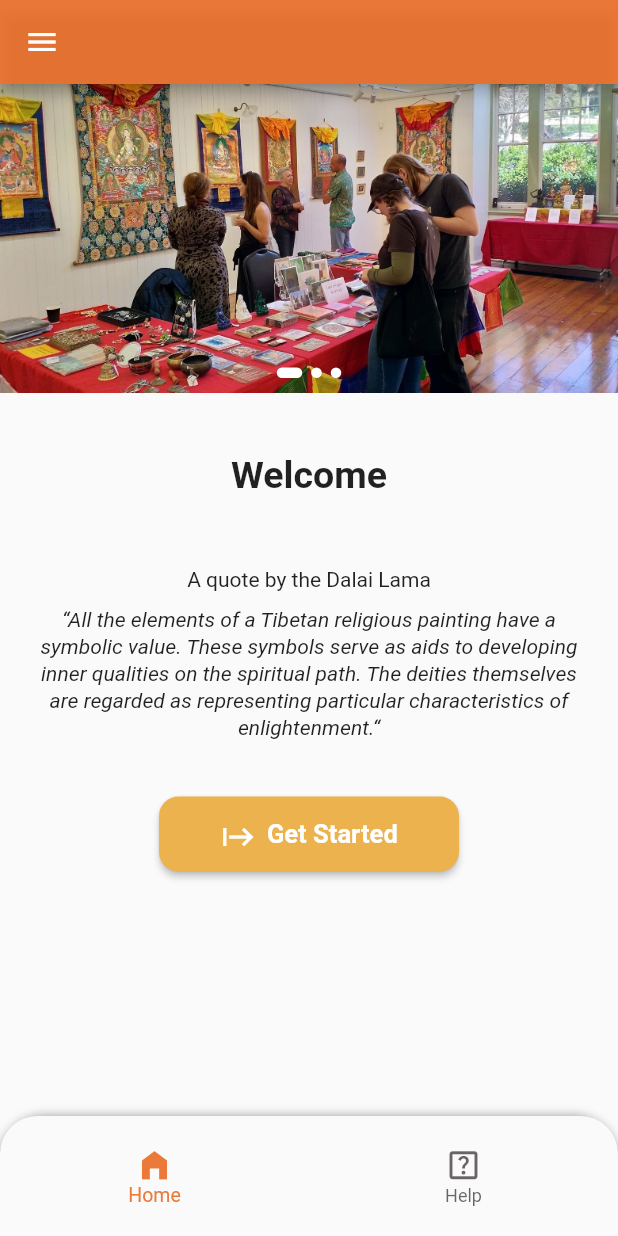
After one commit to TashiP1/Buddhist_painting_recognition_app, a Flutter app: the screen it shows after launch, on a phone screen of 412 x 824 dp. The commit adds this screen. Run offline on Flutter 3.47's test engine with Material 2 defaults, Android fonts, the phone set to English and light mode, and no system bars; drawn by our look-alikes of carousel_slider; our stand-ins replace flutter_spinkit, flutter_svg.

Commit message:
Complete draft dashboard

```diff
--- a/assets/labels.txt
+++ /dev/null
@@ -1,2 +0,0 @@
-0 with_mask
-1 without_mask
--- a/lib/main.dart
+++ b/lib/main.dart
@@ -5,10 +5,8 @@ import 'package:flutter_spinkit/flutter_spinkit.dart';
 import 'package:flutter_svg/flutter_svg.dart';
 import 'background.dart';
 
-import 'dart:io';
-import 'package:image_picker/image_picker.dart';
-import 'package:tflite/tflite.dart';
-
+import 'ui_design/Help.dart';
+import 'ui_design/dashboard.dart';
 
 void main() {
   runApp(const MyApp());
@@ -42,7 +40,7 @@ class _SplashScreenState extends State<SplashScreen> {
       Navigator.of(context).pushReplacement(
         PageRouteBuilder(
           pageBuilder: (context, _, __) => const HomeScreen(),
-          transitionDuration: const Duration(milliseconds: 900),
+          transitionDuration: const Duration(milliseconds: 3000),
           transitionsBuilder: (_, animation, __, child) {
             return FadeTransition(
               opacity: animation,
@@ -101,7 +99,7 @@ class _SplashScreenState extends State<SplashScreen> {
                   height: 20,
                 ),
                 SpinKitThreeInOut(
-                  size: 40.0,
+                  size: 30.0,
                   duration: const Duration(seconds: 1),
                   itemBuilder: (BuildContext context, int index) {
                     return DecoratedBox(
@@ -145,19 +143,55 @@ class _SplashScreenState extends State<SplashScreen> {
 
 // HomScreen section
 
-class HomeScreen extends StatelessWidget {
+class HomeScreen extends StatefulWidget {
   const HomeScreen({super.key});
 
   @override
+  State<HomeScreen> createState() => _HomeScreenState();
+}
+
+class _HomeScreenState extends State<HomeScreen> {
+  int currentIndex = 0;
+  final screens = [
+    const dashboard(),
+    const help(),
+  ];
+  @override
   Widget build(BuildContext context) {
     return Scaffold(
-      body: SizedBox(
-        width: double.infinity,
-        child: Column(
-          mainAxisAlignment: MainAxisAlignment.center,
-          children: const [
-            Text('Hello world'),
+      body: screens[currentIndex],
+      bottomNavigationBar: Container(
+        height: 80,
+        decoration: const BoxDecoration(
+          borderRadius: BorderRadius.only(
+              topRight: Radius.circular(30), topLeft: Radius.circular(30)),
+          boxShadow: [
+            BoxShadow(color: Colors.black38, spreadRadius: 0, blurRadius: 5),
           ],
+        ),
+        child: ClipRRect(
+          borderRadius: const BorderRadius.only(
+            topLeft: Radius.circular(25.0),
+            topRight: Radius.circular(25.0),
+          ),
+          child: BottomNavigationBar(
+            selectedItemColor: const Color.fromARGB(225, 232, 104, 32),
+            unselectedItemColor: const Color.fromARGB(179, 43, 38, 38),
+            iconSize: 25,
+            selectedFontSize: 13,
+            currentIndex: currentIndex,
+            onTap: (index) => setState(() => currentIndex = index),
+            items: const [
+              BottomNavigationBarItem(
+                icon: Icon(Icons.home_filled),
+                label: 'Home',
+              ),
+              BottomNavigationBarItem(
+                icon: Icon(Icons.help_center_outlined),
+                label: 'Help',
+              ),
+            ],
+          ),
         ),
       ),
     );
--- /dev/null
+++ b/lib/ui_design/dashboard.dart
@@ -0,0 +1,190 @@
+import 'package:buddhist_painting_recognition_app/Detection/detection.dart';
+import 'package:flutter/material.dart';
+import 'package:carousel_slider/carousel_slider.dart';
+
+class dashboard extends StatefulWidget {
+  const dashboard({super.key});
+
+  @override
+  State<dashboard> createState() => _dashboardState();
+}
+
+class _dashboardState extends State<dashboard> {
+  List imageList = [
+    {"id": 1, "image_path": 'assets/slider.jpg'},
+    {"id": 2, "image_path": 'assets/slider1.jpg'},
+    {"id": 3, "image_path": 'assets/slider0.png'}
+  ];
+  final CarouselController carouselController = CarouselController();
+  int currentIndex = 0;
+
+  @override
+  Widget build(BuildContext context) {
+    return Scaffold(
+      appBar: AppBar(
+        backgroundColor: const Color.fromARGB(225, 232, 104, 32),
+      ),
+      body: Column(children: [
+        Stack(
+          children: [
+            InkWell(
+              child: CarouselSlider(
+                items: imageList
+                    .map(
+                      (item) => Image.asset(
+                        item['image_path'],
+                        fit: BoxFit.cover,
+                        width: double.infinity,
+                      ),
+                    )
+                    .toList(),
+                carouselController: carouselController,
+                options: CarouselOptions(
+                  scrollPhysics: const BouncingScrollPhysics(),
+                  autoPlayInterval: const Duration(seconds: 8),
+                  autoPlayAnimationDuration: const Duration(milliseconds: 2000),
+                  autoPlay: true,
+                  aspectRatio: 2,
+                  viewportFraction: 1,
+                  onPageChanged: (index, reason) {
+                    setState(() {
+                      currentIndex = index;
+                    });
+                  },
+                ),
+              ),
+            ),
+            Positioned(
+              bottom: 10,
+              left: 0,
+              right: 0,
+              child: Row(
+                mainAxisAlignment: MainAxisAlignment.center,
+                children: imageList.asMap().entries.map((entry) {
+                  return GestureDetector(
+                    onTap: () => carouselController.animateToPage(entry.key),
+                    child: Container(
+                      width: currentIndex == entry.key ? 17 : 7,
+                      height: 7.0,
+                      margin: const EdgeInsets.symmetric(
+                        horizontal: 3.0,
+                      ),
+                      decoration: BoxDecoration(
+                          borderRadius: BorderRadius.circular(10),
+                          color: currentIndex == entry.key
+                              ? Colors.white
+                              : Colors.white),
+                    ),
+                  );
+                }).toList(),
+              ),
+            ),
+          ],
+        ),
+        const SizedBox(
+          height: 40,
+        ),
+        const Text(
+          "Welcome",
+          style: TextStyle(
+            fontSize: 25.0,
+            fontWeight: FontWeight.bold,
+          ),
+        ),
+        const SizedBox(
+          height: 30,
+        ),
+        Container(
+            margin: const EdgeInsets.all(17),
+            child: Column(
+              children: const [
+                Text("A quote by the Dalai Lama"),
+                SizedBox(
+                  height: 10,
+                ),
+                Text(
+                  "“All the elements of a Tibetan religious painting have a symbolic value. These symbols serve as aids to developing inner qualities on the spiritual path. The deities themselves are regarded as representing particular characteristics of enlightenment.“",
+                  textAlign: TextAlign.center,
+                  style: TextStyle(
+                    fontStyle: FontStyle.italic,
+                    height: 1.3,
+                  ),
+                ),
+              ],
+            )),
+        const SizedBox(
+          height: 20,
+        ),
+        ElevatedButton.icon(
+          icon: const Icon(Icons.start_sharp),
+          label: const Text("Get Started"),
+          onPressed: () {
+            Navigator.push(
+              context,
+              PageRouteBuilder(
+                pageBuilder: (context, _, __) => const detectionpage(),
+                transitionDuration: const Duration(milliseconds: 1000),
+                transitionsBuilder: (_, animation, __, child) {
+                  return SlideTransition(
+                    position: Tween<Offset>(
+                      begin: const Offset(0.0, 1.0),
+                      end: Offset.zero,
+                    ).animate(animation),
+                    child: child,
+                  );
+                },
+              ),
+            );
+          },
+          style: ElevatedButton.styleFrom(
+            padding: const EdgeInsets.all(15.00),
+            fixedSize: const Size(200, 50),
+            backgroundColor: const Color.fromARGB(255, 236, 178, 77),
+            textStyle:
+                const TextStyle(fontSize: 17, fontWeight: FontWeight.bold),
+            shape: RoundedRectangleBorder(
+              borderRadius: BorderRadius.circular(13),
+            ),
+          ),
+        ),
+      ]),
+      drawer: Drawer(
+        child: ListView(
+          padding: EdgeInsets.zero,
+          children: [
+            DrawerHeader(
+                child: Column(
+              children: const [
+                Image(
+                  image: AssetImage("assets/bp_icon.png"),
+                  height: 100,
+                )
+              ],
+            )),
+            ListTile(
+              leading: const Icon(Icons.person),
+              title: const Text(' About us '),
+              onTap: () {
+                Navigator.pop(context);
+              },
+            ),
+            ListTile(
+              leading: const Icon(Icons.settings),
+              title: const Text(' Settings'),
+              onTap: () {
+                Navigator.pop(context);
+              },
+            ),
+            ListTile(
+              leading: const Icon(Icons.rate_review),
+              title: const Text(' Rate us'),
+              onTap: () {
+                Navigator.pop(context);
+              },
+            ),
+          ],
+        ),
+      ),
+    );
+  }
+}
--- a/pubspec.yaml
+++ b/pubspec.yaml
@@ -40,7 +40,8 @@ dependencies:
   video_player: ^2.5.2
   flutter_svg: ^0.22.0
   image_picker: ^0.8.6+4
-  tflite: ^1.1.2
+  carousel_slider: ^4.2.1
+
 
 dev_dependencies:
   flutter_test:
```
Also changed, not shown: lib/Detection/detection.dart (added, +20 -0 lines), lib/ui_design/Help.dart (added, +62 -0 lines), assets/slider.jpg (added), assets/slider0.png (added), assets/slider1.jpg (added), lib/Drawer/Rate.dart (added), lib/Drawer/about_us.dart (added), lib/Drawer/settings.dart (added), pubspec.lock, 1 other file.
